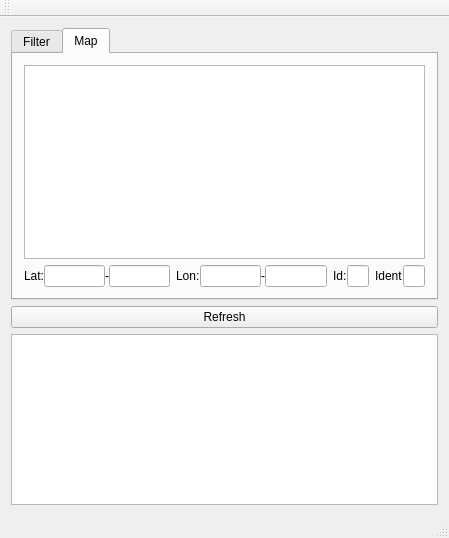
The window that provamimainwindow.ui (ARPA-SIMC/provami) describes before a commit, drawn with Qt 5.
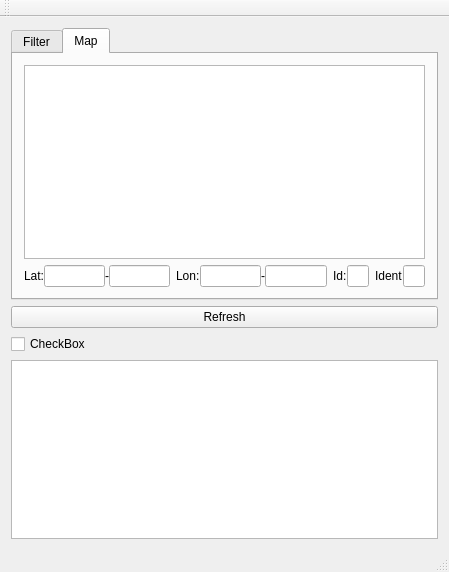
The same window after the commit. Custom widgets are drawn as their Qt base class.

Commit message: Show tips in status bar

What changed in the file:
```diff
--- a/provamimainwindow.ui
+++ b/provamimainwindow.ui
@@ -7,7 +7,7 @@
     <x>0</x>
     <y>0</y>
     <width>449</width>
-    <height>538</height>
+    <height>572</height>
    </rect>
   </property>
   <property name="sizePolicy">
@@ -222,6 +222,13 @@
       </property>
      </widget>
     </item>
+    <item>
+     <widget class="QCheckBox" name="checkBox">
+      <property name="text">
+       <string>CheckBox</string>
+      </property>
+     </widget>
+    </item>
     <item>
      <widget class="QTableView" name="results">
       <attribute name="verticalHeaderVisible">
```
The commit also changes 1 other file.
